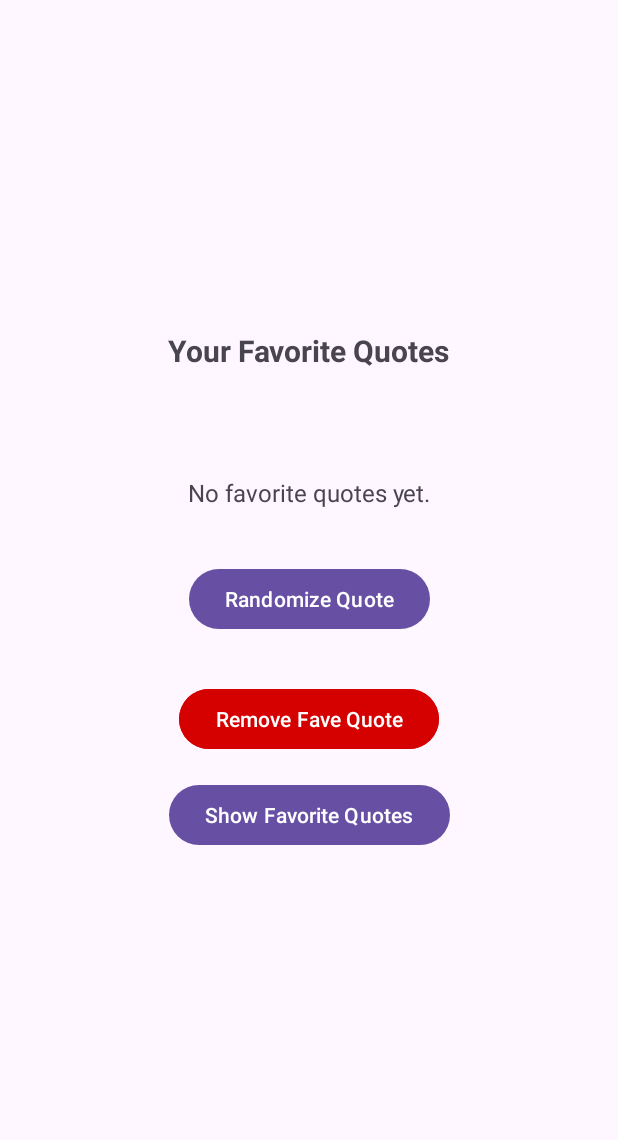
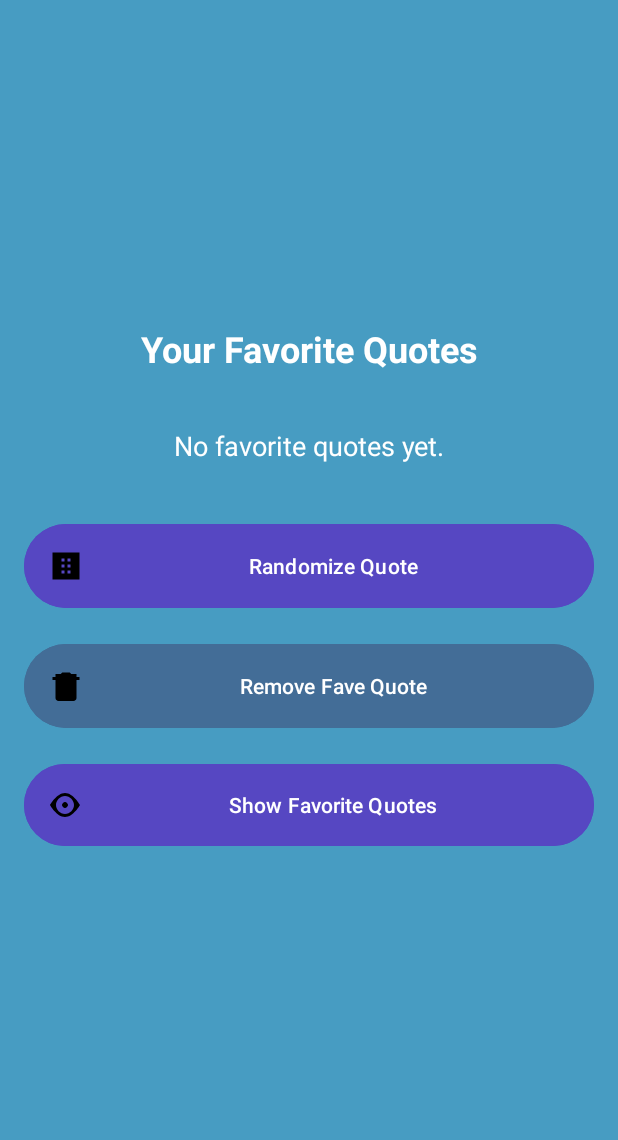
Before and after one commit to MoonSlay/NavigationDrawerLesson, an Android app: the screen it shows after launch (MainActivity), on a phone screen of 412 x 824 dp, the part 96-1236 px from its top. Run offline under Robolectric (Android 15) with nearby library versions, the phone set to English and light mode, and no system bars.

Commit message:
fixed favorite qoute UI and added show button to love qoute

```diff
--- /dev/null
+++ b/app/src/main/res/drawable/ic_random.xml
@@ -0,0 +1,10 @@
+<?xml version="1.0" encoding="utf-8"?>
+<vector xmlns:android="http://schemas.android.com/apk/res/android"
+    android:width="24dp"
+    android:height="24dp"
+    android:viewportWidth="24"
+    android:viewportHeight="24">
+    <path
+        android:fillColor="#000000"
+        android:pathData="M3,3v18h18V3H3zM9,7h2v2H9V7zM13,7h2v2h-2V7zM9,11h2v2H9v-2zM13,11h2v2h-2v-2zM9,15h2v2H9v-2zM13,15h2v2h-2v-2z"/>
+</vector>
--- /dev/null
+++ b/app/src/main/res/drawable/ic_remove.xml
@@ -0,0 +1,10 @@
+<?xml version="1.0" encoding="utf-8"?>
+<vector xmlns:android="http://schemas.android.com/apk/res/android"
+    android:width="24dp"
+    android:height="24dp"
+    android:viewportWidth="24"
+    android:viewportHeight="24">
+    <path
+        android:fillColor="#000000"
+        android:pathData="M3,6h18v2H3V6zM5,8v12c0,1.1,0.9,2,2,2h10c1.1,0,2-0.9,2-2V8H5zM19,4h-3.5l-1-1h-5l-1,1H5v2h14V4z"/>
+</vector>
--- /dev/null
+++ b/app/src/main/res/drawable/ic_show.xml
@@ -0,0 +1,10 @@
+<?xml version="1.0" encoding="utf-8"?>
+<vector xmlns:android="http://schemas.android.com/apk/res/android"
+    android:width="24dp"
+    android:height="24dp"
+    android:viewportWidth="24"
+    android:viewportHeight="24">
+    <path
+        android:fillColor="#000000"
+        android:pathData="M12,4C6.48,4,2,12,2,12s4.48,8,10,8,10-8,10-8-4.48-8-10-8zM12,18c-3.33,0-6-3-6-6s2.67-6,6-6,6,3,6,6S15.33,18,12,18zM12,10c-1.1,0-2,1.34-2,2s0.9,2,2,2,2-1.34,2-2S13.1,10,12,10z"/>
+</vector>
--- a/app/src/main/res/layout/fragment_fave_quotes.xml
+++ b/app/src/main/res/layout/fragment_fave_quotes.xml
@@ -1,63 +1,80 @@
 <?xml version="1.0" encoding="utf-8"?>
-<androidx.constraintlayout.widget.ConstraintLayout xmlns:android="http://schemas.android.com/apk/res/android"
+<androidx.constraintlayout.widget.ConstraintLayout
+    xmlns:android="http://schemas.android.com/apk/res/android"
     xmlns:app="http://schemas.android.com/apk/res-auto"
     xmlns:tools="http://schemas.android.com/tools"
     android:layout_width="match_parent"
-    android:layout_height="match_parent">
+    android:layout_height="match_parent"
+    android:padding="16dp"
+    android:background="#479cc2">
 
     <TextView
         android:id="@+id/textView2"
         android:layout_width="wrap_content"
         android:layout_height="wrap_content"
         android:text="Your Favorite Quotes"
-        android:textSize="20sp"
+        android:textColor="@android:color/white"
+        android:textSize="24sp"
         android:textStyle="bold"
-        app:layout_constraintBottom_toBottomOf="parent"
+        android:layout_marginTop="200dp"
+        app:layout_constraintBottom_toTopOf="@+id/txt_fave_quote"
         app:layout_constraintEnd_toEndOf="parent"
         app:layout_constraintStart_toStartOf="parent"
         app:layout_constraintTop_toTopOf="parent"
-        app:layout_constraintVertical_bias="0.3" />
+        app:layout_constraintVertical_bias="10" />
 
     <TextView
         android:id="@+id/txt_fave_quote"
         android:layout_width="0dp"
         android:layout_height="wrap_content"
-        android:layout_marginTop="50dp"
+        android:layout_marginTop="16dp"
         android:padding="20dp"
-        android:textSize="16sp"
+        android:textSize="18sp"
         android:textAlignment="center"
         android:text="Your favorite quotes will appear here."
+        android:textColor="@android:color/white"
         app:layout_constraintEnd_toEndOf="parent"
         app:layout_constraintStart_toStartOf="parent"
         app:layout_constraintTop_toBottomOf="@+id/textView2" />
 
     <Button
         android:id="@+id/btn_randomize_quote"
-        android:layout_width="wrap_content"
+        android:layout_width="0dp"
         android:layout_height="wrap_content"
         android:layout_marginTop="16dp"
+        android:padding="16dp"
+        android:backgroundTint="#5647c2"
         android:text="Randomize Quote"
+        android:textColor="@android:color/white"
+        android:drawableLeft="@drawable/ic_random"
         app:layout_constraintEnd_toEndOf="parent"
         app:layout_constraintStart_toStartOf="parent"
         app:layout_constraintTop_toBottomOf="@+id/txt_fave_quote" />
 
     <Button
         android:id="@+id/btn_remove_fave"
-        android:layout_width="wrap_content"
+        android:layout_width="0dp"
         android:layout_height="wrap_content"
-        android:layout_marginTop="32dp"
-        android:backgroundTint="#D50000"
+        android:layout_marginTop="16dp"
+        android:padding="16dp"
+        android:backgroundTint="#436d97"
         android:text="Remove Fave Quote"
+        android:textColor="@android:color/white"
+        android:drawableLeft="@drawable/ic_remove"
         app:layout_constraintEnd_toEndOf="parent"
         app:layout_constraintStart_toStartOf="parent"
         app:layout_constraintTop_toBottomOf="@+id/btn_randomize_quote" />
 
     <Button
         android:id="@+id/btn_show_fave_quotes"
-        android:layout_width="wrap_content"
+        android:layout_width="0dp"
         android:layout_height="wrap_content"
         android:layout_marginTop="16dp"
+        android:padding="15dp"
+        android:backgroundTint="#5647c2"
         android:text="Show Favorite Quotes"
+        android:textColor="@android:color/white"
+        android:drawableLeft="@drawable/ic_show"
         app:layout_constraintEnd_toEndOf="parent"
         app:layout_constraintStart_toStartOf="parent"
         app:layout_constraintTop_toBottomOf="@+id/btn_remove_fave" />
```
Also changed, not shown: app/src/main/java/ph/edu/auf/navigationdrawerlesson/fragments/LoveQuotesFragment.kt (+21 -3 lines), app/src/main/res/layout/fragment_love_quotes.xml (+15 -11 lines).
